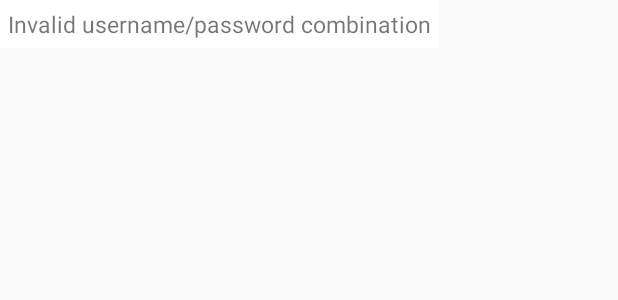
After one commit to gct38/AISportsAndroid, an Android app: the layout popup_window.xml on its own in the app's theme, with its tools: preview values and no code run, on a phone screen of 412 x 824 dp. The commit adds this screen. Shown: the top 300 px of the screen. Run offline under Robolectric (Android 15) with nearby library versions, the phone set to English and light mode, and no system bars.

Commit message:
Added popup window when user login is incorrect.

```diff
--- a/app/src/main/res/layout/activity_login.xml
+++ b/app/src/main/res/layout/activity_login.xml
@@ -21,7 +21,6 @@
         android:layout_marginStart="24dp"
         android:layout_marginTop="256dp"
         android:layout_marginEnd="24dp"
-
         android:drawableStart="@android:drawable/sym_action_email"
         android:drawableBottom="@android:drawable/divider_horizontal_dark"
         android:drawablePadding="5dp"
--- /dev/null
+++ b/app/src/main/res/layout/popup_window.xml
@@ -0,0 +1,19 @@
+<?xml version="1.0" encoding="utf-8"?>
+<RelativeLayout
+    xmlns:android="http://schemas.android.com/apk/res/android"
+    android:layout_width="wrap_content"
+    android:layout_height="wrap_content"
+    android:background="@color/colorWhite">
+
+    <TextView
+        android:layout_width="wrap_content"
+        android:layout_height="wrap_content"
+        android:layout_centerInParent="true"
+        android:layout_marginStart="5dp"
+        android:layout_marginTop="5dp"
+        android:layout_marginEnd="5dp"
+        android:layout_marginBottom="5dp"
+        android:text="@string/login_failed"
+        android:textSize="15sp" />
+
+</RelativeLayout>
--- a/app/src/main/res/values/strings.xml
+++ b/app/src/main/res/values/strings.xml
@@ -15,6 +15,6 @@
     <string name="action_sign_in">Sign in or register</string>
     <string name="invalid_username">Not a valid username</string>
     <string name="invalid_password">Password must be >5 characters</string>
-    <string name="login_failed">"Login failed"</string>
+    <string name="login_failed">Invalid username/password combination</string>
     <string name="message_placeholder">Write a message</string>
 </resources>
```
Also changed, not shown: app/src/main/java/com/example/aisports/ui/login/LoginActivity.kt (+41 -15 lines), app/src/main/res/layout/activity_main.xml (+3 -5 lines), 1 other file.
